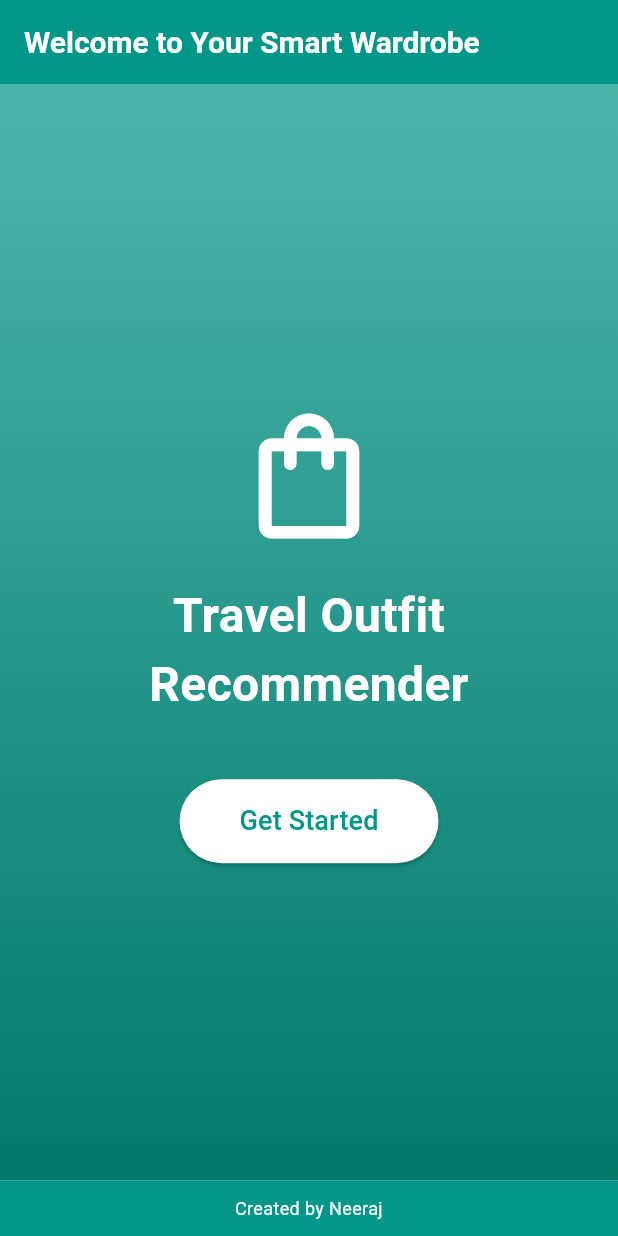
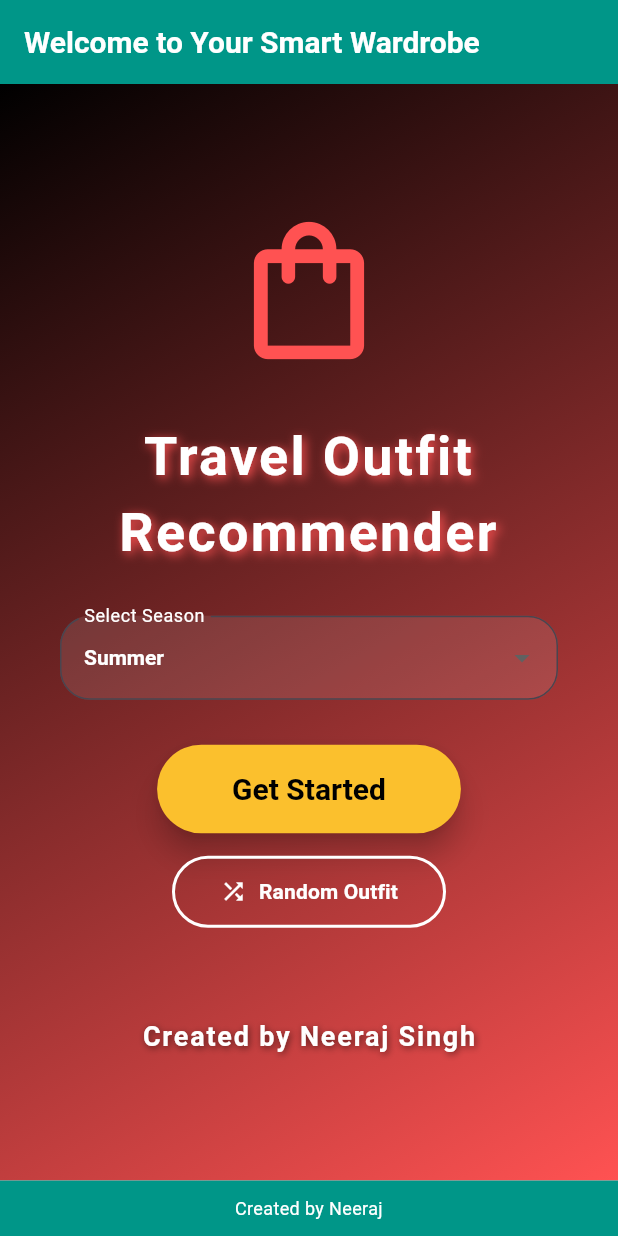
Before and after one commit to Mr-fire-09/travel_outfit_recommender, a Flutter app: the screen it shows after launch, on a phone screen of 412 x 824 dp. Run offline on Flutter 3.47's test engine with Material 3 defaults, Android fonts, the phone set to English and light mode, and no system bars; drawn by our look-alikes of animated_text_kit.

Commit message:
add some new lines  to the code base like change the color of the button based on the season

```diff
--- a/travel_outfit_recommender/lib/screen/welcome_screen.dart
+++ b/travel_outfit_recommender/lib/screen/welcome_screen.dart
@@ -1,17 +1,72 @@
 import 'package:flutter/material.dart';
+import 'dart:math';
 
-class WelcomeScreen extends StatelessWidget {
+class WelcomeScreen extends StatefulWidget {
   const WelcomeScreen({super.key});
+
+  @override
+  State<WelcomeScreen> createState() => _WelcomeScreenState();
+}
+
+class _WelcomeScreenState extends State<WelcomeScreen> {
+  String _season = 'Summer';
+
+  // Map season to button color
+  Color getButtonColor() {
+    switch (_season) {
+      case 'Winter':
+        return Colors.black;
+      case 'Summer':
+        return Colors.yellow.shade700;
+      case 'Rainy':
+        return Colors.blue;
+      case 'Spring':
+        return Colors.green;
+      case 'Autumn':
+        return Colors.orange;
+      default:
+        return Colors.redAccent;
+    }
+  }
+
+  Color getTextColor() {
+    return (_season == 'Summer') ? Colors.black : Colors.white;
+  }
+
+  void _showRandomOutfitDialog() {
+    final outfits = [
+      'T-shirt, Shorts, Sneakers',
+      'Raincoat, Boots, Umbrella',
+      'Sweater, Jeans, Scarf',
+      'Dress, Sandals, Hat',
+      'Jacket, Trousers, Beanie',
+    ];
+    final random = Random();
+    final suggestion = outfits[random.nextInt(outfits.length)];
+    showDialog(
+      context: context,
+      builder: (context) => AlertDialog(
+        title: const Text('Random Outfit Suggestion'),
+        content: Text(suggestion),
+        actions: [
+          TextButton(
+            onPressed: () => Navigator.pop(context),
+            child: const Text('Close'),
+          ),
+        ],
+      ),
+    );
+  }
 
   @override
   Widget build(BuildContext context) {
     return Scaffold(
       body: Container(
-        decoration: BoxDecoration(
+        decoration: const BoxDecoration(
           gradient: LinearGradient(
-            begin: Alignment.topCenter,
-            end: Alignment.bottomCenter,
-            colors: [Colors.teal.shade300, Colors.teal.shade700],
+            begin: Alignment.topLeft,
+            end: Alignment.bottomRight,
+            colors: [Colors.black, Colors.redAccent],
           ),
         ),
         child: Center(
@@ -20,29 +75,73 @@ class WelcomeScreen extends StatelessWidget {
             children: [
               const Icon(
                 Icons.shopping_bag_outlined,
-                size: 100,
-                color: Colors.white,
+                size: 110,
+                color: Colors.redAccent,
               ),
-              const SizedBox(height: 20),
+              const SizedBox(height: 30),
               const Text(
                 'Travel Outfit\nRecommender',
                 textAlign: TextAlign.center,
                 style: TextStyle(
-                  fontSize: 32,
+                  fontSize: 36,
                   fontWeight: FontWeight.bold,
                   color: Colors.white,
+                  letterSpacing: 1.5,
+                  shadows: [
+                    Shadow(
+                      blurRadius: 8,
+                      color: Colors.redAccent,
+                      offset: Offset(2, 2),
+                    ),
+                  ],
                 ),
               ),
-              const SizedBox(height: 40),
+              const SizedBox(height: 30),
+              // Season dropdown for demo
+              Padding(
+                padding: const EdgeInsets.symmetric(horizontal: 40),
+                child: DropdownButtonFormField<String>(
+                  value: _season,
+                  dropdownColor: Colors.black87,
+                  decoration: InputDecoration(
+                    filled: true,
+                    fillColor: Colors.white.withOpacity(0.1),
+                    labelText: 'Select Season',
+                    labelStyle: const TextStyle(color: Colors.white),
+                    border: OutlineInputBorder(
+                      borderRadius: BorderRadius.circular(20),
+                    ),
+                  ),
+                  style: const TextStyle(
+                      color: Colors.white, fontWeight: FontWeight.bold),
+                  items: const [
+                    DropdownMenuItem(value: 'Summer', child: Text('Summer')),
+                    DropdownMenuItem(value: 'Winter', child: Text('Winter')),
+                    DropdownMenuItem(value: 'Spring', child: Text('Spring')),
+                    DropdownMenuItem(value: 'Autumn', child: Text('Autumn')),
+                    DropdownMenuItem(value: 'Rainy', child: Text('Rainy')),
+                  ],
+                  onChanged: (val) {
+                    setState(() {
+                      _season = val!;
+                    });
+                  },
+                ),
+              ),
+              const SizedBox(height: 30),
               ElevatedButton(
                 style: ElevatedButton.styleFrom(
-                  backgroundColor: Colors.white,
-                  padding: const EdgeInsets.symmetric(
-                    horizontal: 40,
-                    vertical: 15,
-                  ),
+                  backgroundColor: getButtonColor(),
+                  foregroundColor: getTextColor(),
+                  padding:
+                      const EdgeInsets.symmetric(horizontal: 50, vertical: 18),
                   shape: RoundedRectangleBorder(
                     borderRadius: BorderRadius.circular(30),
+                  ),
+                  elevation: 8,
+                  textStyle: const TextStyle(
+                    fontSize: 20,
+                    fontWeight: FontWeight.bold,
                   ),
                 ),
                 onPressed: () {
@@ -53,9 +152,40 @@ class WelcomeScreen extends StatelessWidget {
                     ),
                   );
                 },
-                child: const Text(
-                  'Get Started',
-                  style: TextStyle(fontSize: 18, color: Colors.teal),
+                child: const Text('Get Started'),
+              ),
+              const SizedBox(height: 15),
+              OutlinedButton.icon(
+                icon: const Icon(Icons.shuffle, color: Colors.white),
+                label: const Text(
+                  'Random Outfit',
+                  style: TextStyle(
+                      color: Colors.white, fontWeight: FontWeight.bold),
+                ),
+                style: OutlinedButton.styleFrom(
+                  side: const BorderSide(color: Colors.white, width: 2),
+                  shape: RoundedRectangleBorder(
+                      borderRadius: BorderRadius.circular(30)),
+                  padding:
+                      const EdgeInsets.symmetric(horizontal: 32, vertical: 14),
+                ),
+                onPressed: _showRandomOutfitDialog,
+              ),
+              const SizedBox(height: 60),
+              const Text(
+                'Created by Neeraj Singh',
+                style: TextStyle(
+                  color: Colors.white,
+                  fontSize: 18,
+                  fontWeight: FontWeight.w600,
+                  letterSpacing: 1.2,
+                  shadows: [
+                    Shadow(
+                      blurRadius: 6,
+                      color: Colors.black54,
+                      offset: Offset(1, 1),
+                    ),
+                  ],
                 ),
               ),
             ],
@@ -202,8 +332,7 @@ class _OutfitFormPageState extends State<OutfitFormPage> {
                             prefixIcon: Icon(Icons.wb_sunny),
                           ),
                           value: _season,
-                          items:
-                              _seasons
+                          items: _seasons
                               .map(
                                 (s) => DropdownMenuItem(
                                   value: s,
@@ -220,8 +349,7 @@ class _OutfitFormPageState extends State<OutfitFormPage> {
                             prefixIcon: Icon(Icons.landscape),
                           ),
                           value: _location,
-                          items:
-                              _locations
+                          items: _locations
                               .map(
                                 (l) => DropdownMenuItem(
                                   value: l,
@@ -238,8 +366,7 @@ class _OutfitFormPageState extends State<OutfitFormPage> {
                             prefixIcon: Icon(Icons.category),
                           ),
                           value: _purpose,
-                          items:
-                              _purposes
+                          items: _purposes
                               .map(
                                 (p) => DropdownMenuItem(
                                   value: p,
@@ -256,8 +383,7 @@ class _OutfitFormPageState extends State<OutfitFormPage> {
                             prefixIcon: Icon(Icons.person),
                           ),
                           value: _selectedGender,
-                          items:
-                              _genders
+                          items: _genders
                               .map(
                                 (g) => DropdownMenuItem(
                                   value: g,
@@ -265,15 +391,14 @@ class _OutfitFormPageState extends State<OutfitFormPage> {
                                 ),
                               )
                               .toList(),
-                          onChanged:
-                              (val) => setState(() => _selectedGender = val!),
+                          onChanged: (val) =>
+                              setState(() => _selectedGender = val!),
                         ),
                         const SizedBox(height: 16),
                         SwitchListTile(
                           title: const Text('Include Accessories'),
                           value: _includeAccessories,
-                          onChanged:
-                              (val) =>
+                          onChanged: (val) =>
                               setState(() => _includeAccessories = val),
                         ),
                       ],
@@ -297,8 +422,7 @@ class _OutfitFormPageState extends State<OutfitFormPage> {
                       padding: const EdgeInsets.all(16),
                       child: Column(
                         crossAxisAlignment: CrossAxisAlignment.start,
-                        children:
-                            outfitSuggestions.entries.map((entry) {
+                        children: outfitSuggestions.entries.map((entry) {
                           return Column(
                             crossAxisAlignment: CrossAxisAlignment.start,
                             children: [
--- a/travel_outfit_recommender/pubspec.yaml
+++ b/travel_outfit_recommender/pubspec.yaml
@@ -19,7 +19,7 @@ publish_to: 'none' # Remove this line if you wish to publish to pub.dev
 version: 1.0.0+1
 
 environment:
-  sdk: ^3.7.2
+  sdk: ">=3.5.0 <4.0.0"
 
 # Dependencies specify other packages that your package needs in order to work.
 # To automatically upgrade your package dependencies to the latest versions
```
Also changed, not shown: travel_outfit_recommender/pubspec.lock, 1 other file. Lines whose indentation alone changed are shown as unchanged.
